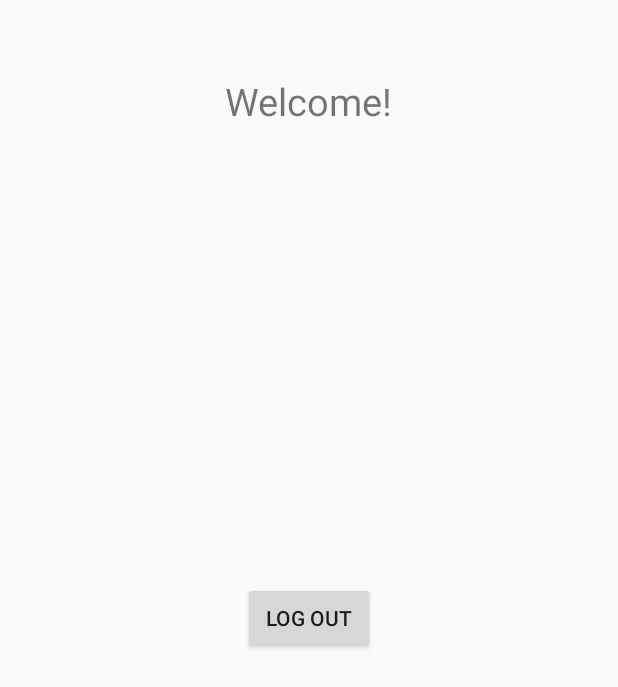
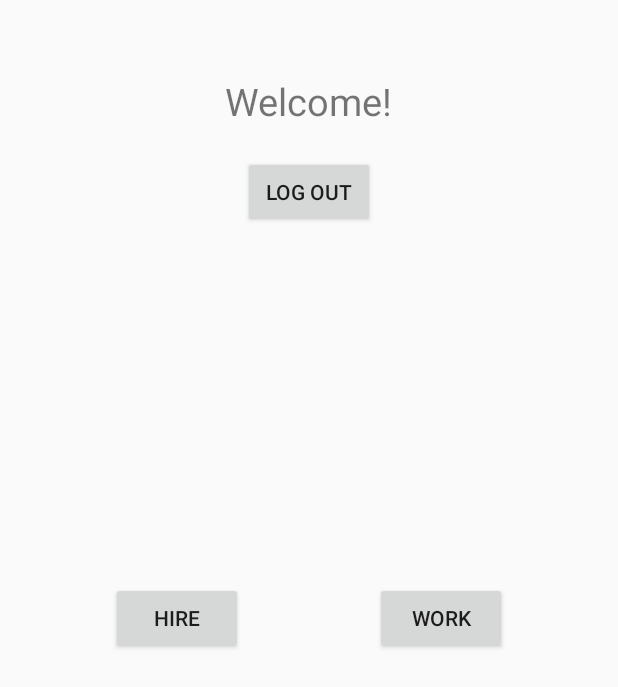
Before and after one commit to anshulshah96/CampusLancer, an Android app: the layout welcome.xml on its own in the app's theme, with its tools: preview values and no code run, on a phone screen of 412 x 824 dp. Shown: the top 687 px of the screen. Run offline under Robolectric (Android 15) with nearby library versions, the phone set to English and light mode, and no system bars.

Commit message:
Sign Up fixed.Layout Designed for login. Hire Activity added

```diff
--- a/app/src/main/AndroidManifest.xml
+++ b/app/src/main/AndroidManifest.xml
@@ -26,6 +26,8 @@
             android:name=".SignupActivity"
             android:label="@string/title_activity_signup" >
         </activity>
+    <activity android:name=".Hire" >
+    </activity>
     </application>
 
 </manifest>
--- a/app/src/main/java/com/aka/campuslancer/SignupActivity.java
+++ b/app/src/main/java/com/aka/campuslancer/SignupActivity.java
@@ -50,7 +50,7 @@ public class SignupActivity extends ActionBarActivity {
                 user.setPassword(passwordtxt);
                 user.setEmail(emailtxt);
                 user.put("enrollment",Integer.parseInt(enrollment.getText().toString()));
-               // user.setEnrollment(enrollmenttxt);
+                // user.setEnrollment(enrollmenttxt);
                 user.signUpInBackground(new SignUpCallback() {
                     public void done(ParseException e) {
                         if (e == null) {
--- a/app/src/main/res/layout/welcome.xml
+++ b/app/src/main/res/layout/welcome.xml
@@ -24,7 +24,26 @@
         android:id="@+id/logout"
         android:layout_width="wrap_content"
         android:layout_height="wrap_content"
-        android:layout_centerInParent="true"
-        android:text="@string/LogoutBtn" />
+        android:text="@string/LogoutBtn"
+        android:layout_below="@+id/txtuser"
+        android:layout_centerHorizontal="true" />
+
+    <Button
+        android:layout_width="wrap_content"
+        android:layout_height="wrap_content"
+        android:text="Hire"
+        android:id="@+id/hire"
+        android:layout_centerVertical="true"
+        android:layout_toLeftOf="@+id/logout"
+        android:layout_toStartOf="@+id/logout" />
+
+    <Button
+        android:layout_width="wrap_content"
+        android:layout_height="wrap_content"
+        android:text="Work"
+        android:id="@+id/work"
+        android:layout_alignTop="@+id/hire"
+        android:layout_toRightOf="@+id/logout"
+        android:layout_toEndOf="@+id/logout" />
 
 </RelativeLayout>
```
Also changed, not shown: app/src/main/java/com/aka/campuslancer/Hire.java (added, +15 -0 lines), app/src/main/java/com/aka/campuslancer/Welcome.java (+14 -1 lines), app/src/main/res/layout/hire.xml (added, +43 -0 lines), 1 other file.
